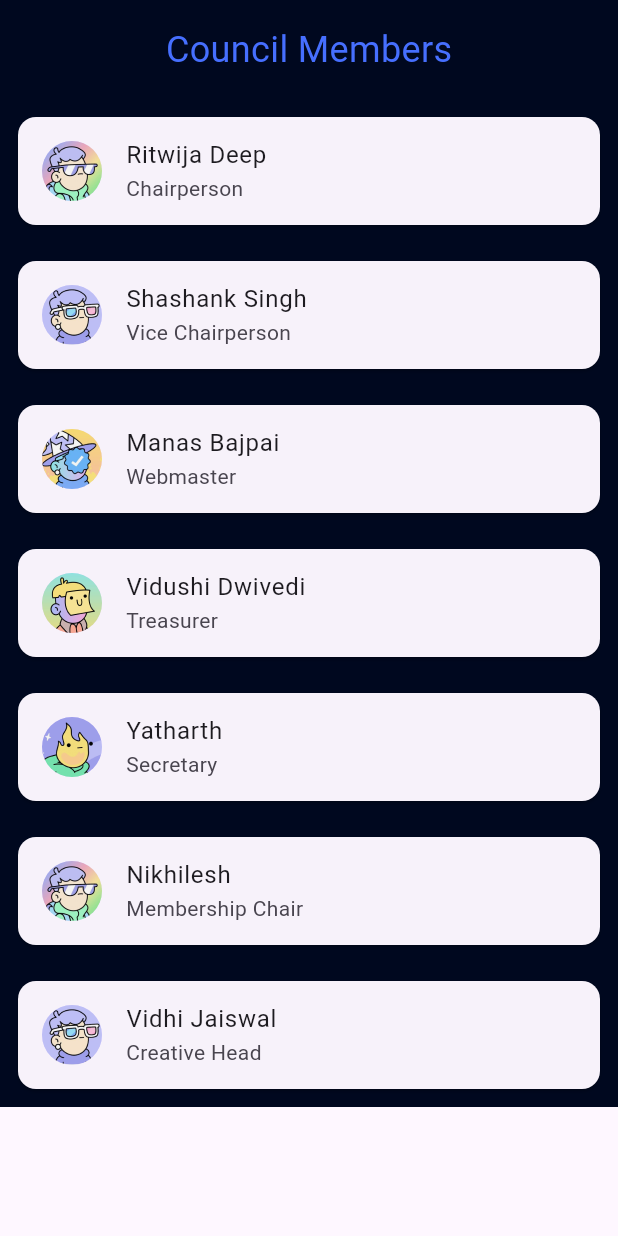
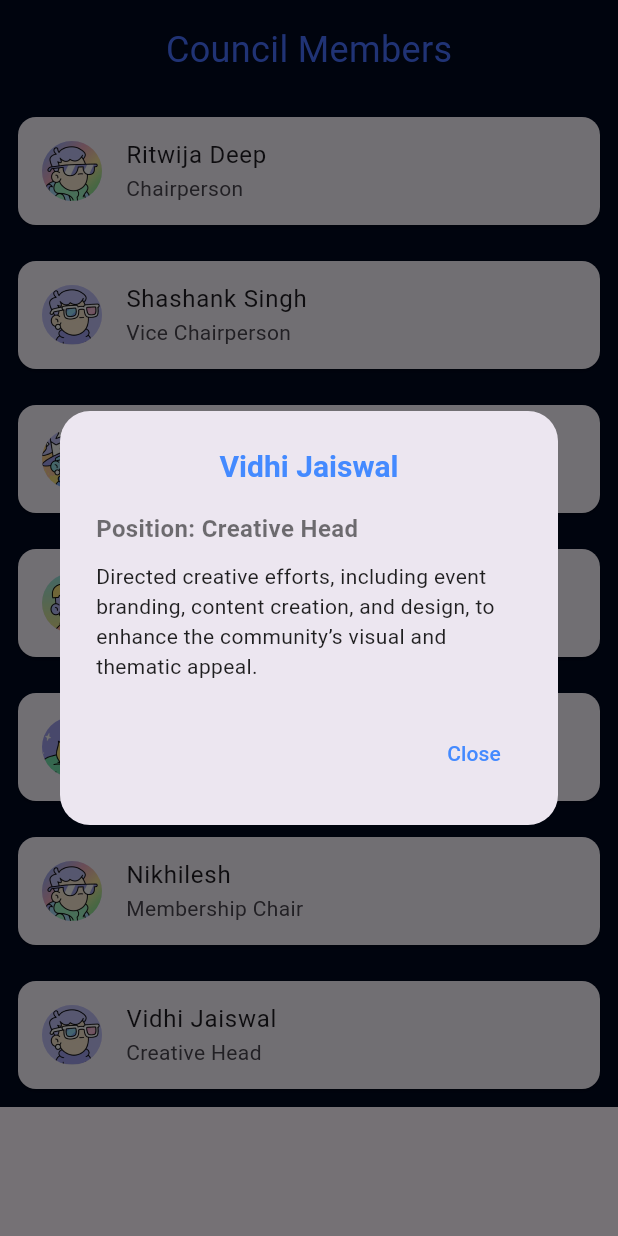
Before and after one commit to ACM-JUIT/Omnia-Frontend, a Flutter app: the Council screen opened directly, after a tap on "Vidhi Jaiswal", on a phone screen of 412 x 824 dp. Run offline on Flutter 3.47's test engine with Material 3 defaults, Android fonts, the phone set to English and light mode, and no system bars; our stand-ins replace cloud_firestore, dots_indicator, elegant_notification, firebase_auth, firebase_core, firebase_storage and 2 more; accounts and stored records are empty; generated files the repository leaves out were written again.

Commit message:
final app done

```diff
--- a/lib/Screens/Community/Council/council.dart
+++ b/lib/Screens/Community/Council/council.dart
@@ -12,7 +12,6 @@ class _CouncilState extends State<Council> {
   @override
   Widget build(BuildContext context) {
     return Scaffold(
-
       body: Container(
         color: navColor,
         child: SingleChildScrollView(
@@ -32,43 +31,57 @@ class _CouncilState extends State<Council> {
               ),
               // Custom card 1
               _buildCard(
+                context: context,
                 heading: 'Ritwija Deep',
                 subheading: 'Chairperson',
                 imagePath: 'assets/profile1.png',
+                description: 'Led the community with strategic vision and guidance, overseeing all activities and ensuring alignment with ACM-JUIT’s goals.',
               ),
               // Custom card 2
               _buildCard(
+                context: context,
                 heading: 'Shashank Singh',
                 subheading: 'Vice Chairperson',
                 imagePath: 'assets/profile2.png',
+                description: 'Assisted in managing the community’s operations and played a key role in implementing initiatives and coordinating events.',
               ),
               // Custom card 3
               _buildCard(
+                context: context,
                 heading: 'Manas Bajpai',
                 subheading: 'Webmaster',
                 imagePath: 'assets/profile3.png',
+                description: 'Maintained and updated the community’s online presence, including creating and managing ACM-JUIT’s website and event-specific sites.  ',
               ),
               // Custom card 4
               _buildCard(
+                context: context,
                 heading: 'Vidushi Dwivedi',
                 subheading: 'Treasurer',
                 imagePath: 'assets/profile4.png',
+                description: 'Vidushi Dwivedi is the Treasurer, responsible for managing the council\'s finances.',
               ),
               // Custom card 5
               _buildCard(
+                context: context,
                 heading: 'Yatharth',
                 subheading: 'Secretary',
                 imagePath: 'assets/profile5.png',
+                description: 'Handled documentation, meeting notes, and internal communications, ensuring organized and efficient management of community activities.',
               ),
               _buildCard(
+                context: context,
                 heading: 'Nikhilesh',
                 subheading: 'Membership Chair',
                 imagePath: 'assets/profile1.png',
+                description: 'Oversaw member recruitment, retention, and engagement, working to grow and support the community’s membership base.',
               ),
               _buildCard(
+                context: context,
                 heading: 'Vidhi Jaiswal',
                 subheading: 'Creative Head',
                 imagePath: 'assets/profile2.png',
+                description: 'Directed creative efforts, including event branding, content creation, and design, to enhance the community’s visual and thematic appeal.',
               ),
             ],
           ),
@@ -78,9 +91,11 @@ class _CouncilState extends State<Council> {
   }
 
   Widget _buildCard({
+    required BuildContext context,
     required String heading,
     required String subheading,
     required String imagePath,
+    required String description,
   }) {
     return Padding(
       padding: const EdgeInsets.all(8.0),
@@ -92,10 +107,70 @@ class _CouncilState extends State<Council> {
             backgroundImage: AssetImage(imagePath),
           ),
           onTap: () {
-            // Handle card
+            _showDescriptionDialog(context, heading, subheading, description);
           },
         ),
       ),
     );
   }
+
+  void _showDescriptionDialog(
+    BuildContext context, String heading, String subheading, String description) {
+  showDialog(
+    context: context,
+    builder: (BuildContext context) {
+      return AlertDialog(
+        shape: const RoundedRectangleBorder(
+          borderRadius: BorderRadius.all(Radius.circular(20.0)),
+        ),
+        title: Center(
+          child: Text(
+            heading,
+            style: const TextStyle(
+              fontWeight: FontWeight.bold,
+              fontSize: 20,
+              color: Colors.blueAccent,
+            ),
+          ),
+        ),
+        content: SingleChildScrollView(
+          child: ListBody(
+            children: <Widget>[
+              Text(
+                'Position: $subheading',
+                style: const TextStyle(
+                  fontSize: 16,
+                  fontWeight: FontWeight.w600,
+                  color: Colors.black54,
+                ),
+              ),
+              const SizedBox(height: 10),
+              Text(
+                description,
+                style: const TextStyle(
+                  fontSize: 14,
+                  color: Colors.black87,
+                ),
+              ),
+            ],
+          ),
+        ),
+        actions: <Widget>[
+          TextButton(
+            child: const Text(
+              'Close',
+              style: TextStyle(
+                color: Colors.blueAccent,
+              ),
+            ),
+            onPressed: () {
+              Navigator.of(context).pop();
+            },
+          ),
+        ],
+      );
+    },
+  );
 }
+
+}
--- a/lib/Screens/Profile/profile.dart
+++ b/lib/Screens/Profile/profile.dart
@@ -10,13 +10,11 @@ import 'package:omnia/main.dart';
 import 'package:url_launcher/url_launcher.dart';
 import 'package:cloud_firestore/cloud_firestore.dart';
 
-
 class Profile extends StatefulWidget {
   const Profile({super.key});
 
   @override
   State<Profile> createState() => _ProfileState();
-  // _ProfileState createState() => _ProfileState();
 }
 
 class _ProfileState extends State<Profile> with RouteAware {
@@ -30,6 +28,7 @@ class _ProfileState extends State<Profile> with RouteAware {
   File? _profileImage;
   String? _profileImageUrl;
   Elegantnotif notif = const Elegantnotif();
+  bool isLoading = true; // Variable to track loading state
 
   @override
   void initState() {
@@ -54,8 +53,6 @@ class _ProfileState extends State<Profile> with RouteAware {
 
   @override
   void didPopNext() {
-    // Called when the current route has been popped off,
-    // revealing this route.
     _fetchUserData();
   }
 
@@ -87,10 +84,14 @@ class _ProfileState extends State<Profile> with RouteAware {
           githubUrl = userData['git'] ?? 'https://github.com/';
           twitterUrl = userData['twit'] ?? 'https://twitter.com/';
           _profileImageUrl = userData['avatar'];
+          isLoading = false; // Set loading to false when data is fetched
         });
       }
     } catch (e) {
       notif.myElegantError(context, "Failed to fetch user data: $e");
+      setState(() {
+        isLoading = false; // Set loading to false in case of error
+      });
     }
   }
 
@@ -108,7 +109,6 @@ class _ProfileState extends State<Profile> with RouteAware {
         leading: IconButton(
           icon: const Icon(Icons.arrow_back_ios, color: Colors.white),
           onPressed: () {
-
             Navigator.push(context, MaterialPageRoute(builder: (context) {
               return const Nav();
             }));
@@ -141,7 +141,9 @@ class _ProfileState extends State<Profile> with RouteAware {
         ],
       ),
       backgroundColor: primaryColor,
-      body: SingleChildScrollView(
+      body: isLoading // Show loader if loading
+          ? const Center(child: CircularProgressIndicator())
+          : SingleChildScrollView(
               padding: const EdgeInsets.all(16),
               child: Column(
                 mainAxisAlignment: MainAxisAlignment.start,
--- a/lib/cardvalues.dart
+++ b/lib/cardvalues.dart
@@ -85,7 +85,7 @@ const acmLogo = "assets/acmlogo.png";
 
 const acmDescription = "What is ACM? Acm student chapter waknaghat comprises of several teams which help the student grow and learn of their interests and where they can excel.";
 List<String> acmHeadings = [
-  "2023-24",
+  "2023-24 Recap",
 ];
 
 List<String> acmSubheadings = [
```
Also changed, not shown: lib/Screens/Menu/menu.dart (line endings or trailing spaces). Lines whose indentation alone changed are shown as unchanged.
